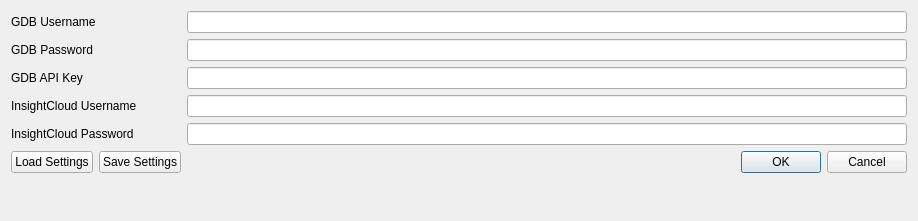
nagyistge/DGConnect, file Ui_DGConnect.ui: the form before one commit.
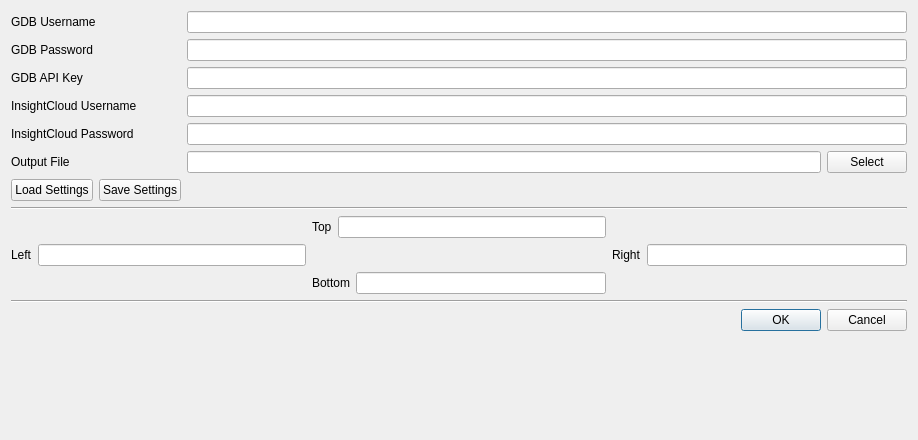
The form after the commit.

Commit message: Adding additional form info for bbox

The edit to the form file:
```diff
--- a/Ui_DGConnect.ui
+++ b/Ui_DGConnect.ui
@@ -7,7 +7,7 @@
     <x>0</x>
     <y>0</y>
     <width>918</width>
-    <height>221</height>
+    <height>440</height>
    </rect>
   </property>
   <property name="windowTitle">
@@ -67,17 +67,28 @@
    <item row="4" column="1">
     <widget class="QLineEdit" name="insightcloud_password"/>
    </item>
-   <item row="5" column="1">
-    <widget class="QDialogButtonBox" name="yes_no_box">
-     <property name="orientation">
-      <enum>Qt::Horizontal</enum>
-     </property>
-     <property name="standardButtons">
-      <set>QDialogButtonBox::Cancel|QDialogButtonBox::Ok</set>
-     </property>
-    </widget>
-   </item>
    <item row="5" column="0">
+    <widget class="QLabel" name="select_file_label">
+     <property name="text">
+      <string>Output File</string>
+     </property>
+    </widget>
+   </item>
+   <item row="5" column="1">
+    <layout class="QHBoxLayout" name="select_file_layout">
+     <item>
+      <widget class="QLineEdit" name="select_file"/>
+     </item>
+     <item>
+      <widget class="QPushButton" name="select_file_button">
+       <property name="text">
+        <string>Select</string>
+       </property>
+      </widget>
+     </item>
+    </layout>
+   </item>
+   <item row="6" column="0">
     <layout class="QHBoxLayout" name="settings_layout">
      <property name="rightMargin">
       <number>0</number>
@@ -107,6 +118,160 @@
      </item>
     </layout>
    </item>
+   <item row="8" column="0" colspan="2">
+    <widget class="Line" name="line">
+     <property name="orientation">
+      <enum>Qt::Horizontal</enum>
+     </property>
+    </widget>
+   </item>
+   <item row="14" column="0" colspan="2">
+    <widget class="Line" name="line_2">
+     <property name="orientation">
+      <enum>Qt::Horizontal</enum>
+     </property>
+    </widget>
+   </item>
+   <item row="15" column="1">
+    <widget class="QDialogButtonBox" name="yes_no_box">
+     <property name="orientation">
+      <enum>Qt::Horizontal</enum>
+     </property>
+     <property name="standardButtons">
+      <set>QDialogButtonBox::Cancel|QDialogButtonBox::Ok</set>
+     </property>
+    </widget>
+   </item>
+   <item row="12" column="0" colspan="2">
+    <layout class="QGridLayout" name="bbox_layout">
+     <property name="bottomMargin">
+      <number>0</number>
+     </property>
+     <property name="horizontalSpacing">
+      <number>6</number>
+     </property>
+     <item row="0" column="2">
+      <spacer name="horizontalSpacer">
+       <property name="orientation">
+        <enum>Qt::Horizontal</enum>
+       </property>
+       <property name="sizeHint" stdset="0">
+        <size>
+         <width>40</width>
+         <height>20</height>
+        </size>
+       </property>
+      </spacer>
+     </item>
+     <item row="0" column="1">
+      <layout class="QHBoxLayout" name="top_layout">
+       <property name="leftMargin">
+        <number>0</number>
+       </property>
+       <item>
+        <widget class="QLabel" name="top_label">
+         <property name="text">
+          <string>Top</string>
+         </property>
+        </widget>
+       </item>
+       <item>
+        <widget class="QLineEdit" name="top">
+         <property name="readOnly">
+          <bool>true</bool>
+         </property>
+        </widget>
+       </item>
+      </layout>
+     </item>
+     <item row="1" column="0">
+      <layout class="QHBoxLayout" name="left_layout">
+       <property name="bottomMargin">
+        <number>0</number>
+       </property>
+       <item>
+        <widget class="QLabel" name="left_label">
+         <property name="text">
+          <string>Left</string>
+         </property>
+        </widget>
+       </item>
+       <item>
+        <widget class="QLineEdit" name="left">
+         <property name="readOnly">
+          <bool>true</bool>
+         </property>
+        </widget>
+       </item>
+      </layout>
+     </item>
+     <item row="1" column="2">
+      <layout class="QHBoxLayout" name="right_layout">
+       <item>
+        <widget class="QLabel" name="right_label">
+         <property name="text">
+          <string>Right</string>
+         </property>
+        </widget>
+       </item>
+       <item>
+        <widget class="QLineEdit" name="right">
+         <property name="readOnly">
+          <bool>true</bool>
+         </property>
+        </widget>
+       </item>
+      </layout>
+     </item>
+     <item row="0" column="0">
+      <spacer name="horizontalSpacer_2">
+       <property name="orientation">
+        <enum>Qt::Horizontal</enum>
+       </property>
+       <property name="sizeHint" stdset="0">
+        <size>
+         <width>40</width>
+         <height>20</height>
+        </size>
+       </property>
+      </spacer>
+     </item>
+     <item row="1" column="1">
+      <spacer name="horizontalSpacer_3">
+       <property name="orientation">
+        <enum>Qt::Horizontal</enum>
+       </property>
+       <property name="sizeHint" stdset="0">
+        <size>
+         <width>40</width>
+         <height>20</height>
+        </size>
+       </property>
+      </spacer>
+     </item>
+     <item row="2" column="1">
+      <layout class="QHBoxLayout" name="bottom_layout">
+       <property name="bottomMargin">
+        <number>0</number>
+       </property>
+       <item>
+        <widget class="QLabel" name="bottom_label">
+         <property name="text">
+          <string>Bottom</string>
+         </property>
+        </widget>
+       </item>
+       <item>
+        <widget class="QLineEdit" name="bottom">
+         <property name="readOnly">
+          <bool>true</bool>
+         </property>
+        </widget>
+       </item>
+      </layout>
+     </item>
+    </layout>
+   </item>
   </layout>
  </widget>
  <resources/>
```
The commit also changes 5 other files.
